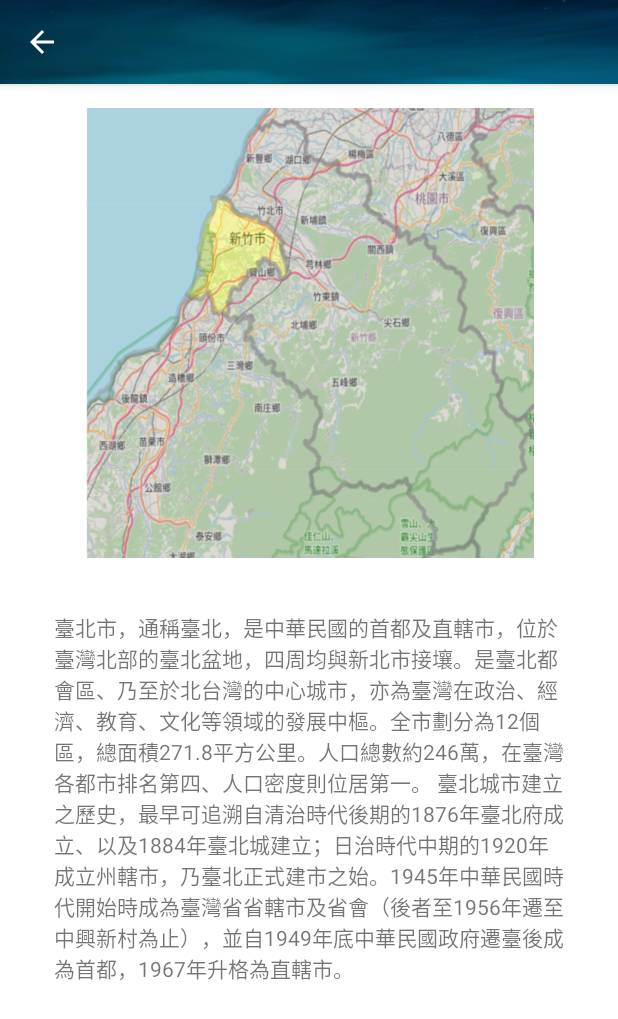
After one commit to cloudfly111/EX_8, an Android app: the CityActivity screen opened directly, with no data from a screen before it, on a phone screen of 412 x 824 dp. The commit adds this screen. Shown: the top 1019 px of the screen. Run offline under Robolectric (Android 15) with nearby library versions, the phone set to English and light mode, and no system bars.

Commit message:
excercise 8 finished

```diff
--- a/app/src/main/AndroidManifest.xml
+++ b/app/src/main/AndroidManifest.xml
@@ -14,6 +14,9 @@
         android:theme="@style/Theme.EX_8"
         tools:targetApi="31">
         <activity
+            android:name=".CityActivity"
+            android:exported="false" />
+        <activity
             android:name=".MainActivity"
             android:exported="true">
             <intent-filter>
--- /dev/null
+++ b/app/src/main/java/com/example/ex_8/CityActivity.java
@@ -0,0 +1,50 @@
+package com.example.ex_8;
+
+import androidx.annotation.NonNull;
+import androidx.appcompat.app.ActionBar;
+import androidx.appcompat.app.AppCompatActivity;
+
+import android.content.Intent;
+import android.os.Bundle;
+import android.view.MenuItem;
+import android.widget.ImageView;
+import android.widget.TextView;
+
+public class CityActivity extends AppCompatActivity {
+
+    private ImageView imageViewContent;
+    private TextView textViewContent;
+
+    @Override
+    protected void onCreate(Bundle savedInstanceState) {
+        super.onCreate(savedInstanceState);
+        setContentView(R.layout.activity_city);
+
+        ActionBar actionbar = getSupportActionBar();
+        actionbar.setDisplayHomeAsUpEnabled(true);
+        actionbar.setBackgroundDrawable(getResources().getDrawable(R.drawable.night_sky,null));
+
+        imageViewContent = (ImageView) findViewById(R.id.imageView_content);
+        textViewContent = (TextView) findViewById(R.id.textView_content);
+        textViewContent.setText("");
+
+        Intent intent = getIntent();
+        String cityName = intent.getStringExtra("name");
+        int pos = intent.getIntExtra("position", 0);
+        int image = intent.getIntExtra("image", R.drawable.hsinchu);
+
+        setTitle(cityName);
+        imageViewContent.setImageResource(image);
+
+        String[] content = getResources().getStringArray(R.array.city_content);
+        textViewContent.setText(content[pos]);
+    }
+
+    @Override
+    public boolean onOptionsItemSelected(@NonNull MenuItem item) {
+        if(item.getItemId()==android.R.id.home){
+            finish();
+        }
+        return super.onOptionsItemSelected(item);
+    }
+}
--- /dev/null
+++ b/app/src/main/res/layout/activity_city.xml
@@ -0,0 +1,49 @@
+<?xml version="1.0" encoding="utf-8"?>
+<androidx.constraintlayout.widget.ConstraintLayout xmlns:android="http://schemas.android.com/apk/res/android"
+    xmlns:app="http://schemas.android.com/apk/res-auto"
+    xmlns:tools="http://schemas.android.com/tools"
+    android:layout_width="match_parent"
+    android:layout_height="match_parent"
+    tools:context=".CityActivity">
+
+    <ImageView
+        android:id="@+id/imageView_content"
+        android:layout_width="0dp"
+        android:layout_height="300dp"
+        android:layout_marginStart="8dp"
+        android:layout_marginTop="16dp"
+        android:layout_marginEnd="8dp"
+        android:scaleType="centerInside"
+        app:layout_constraintEnd_toEndOf="parent"
+        app:layout_constraintHorizontal_bias="0.0"
+        app:layout_constraintStart_toStartOf="parent"
+        app:layout_constraintTop_toTopOf="parent"
+        app:srcCompat="@drawable/hsinchu" />
+
+    <ScrollView
+        android:layout_width="0dp"
+        android:layout_height="0dp"
+        android:layout_marginStart="16dp"
+        android:layout_marginTop="16dp"
+        android:layout_marginEnd="16dp"
+        android:layout_marginBottom="32dp"
+        android:padding="10dp"
+        app:layout_constraintBottom_toBottomOf="parent"
+        app:layout_constraintEnd_toEndOf="parent"
+        app:layout_constraintStart_toStartOf="parent"
+        app:layout_constraintTop_toBottomOf="@+id/imageView_content">
+
+        <LinearLayout
+            android:layout_width="match_parent"
+            android:layout_height="wrap_content"
+            android:orientation="vertical">
+
+            <TextView
+                android:id="@+id/textView_content"
+                android:layout_width="match_parent"
+                android:layout_height="wrap_content"
+                android:padding="10dp"
+                android:text="TextView" />
+        </LinearLayout>
+    </ScrollView>
+</androidx.constraintlayout.widget.ConstraintLayout>
```
Also changed, not shown: app/src/main/java/com/example/ex_8/MainActivity.java (+70 -2 lines), app/src/main/res/layout/activity_main.xml (+3 -4 lines), app/src/main/res/layout/list_simple_item.xml (added, +54 -0 lines), app/src/main/res/drawable/hsinchu.png, app/src/main/res/drawable/keelung.png, app/src/main/res/drawable/miaoli.png, app/src/main/res/drawable/new_taipei.png, app/src/main/res/drawable/taipei.png, app/src/main/res/drawable/taoyuan.png, 1 other file.
